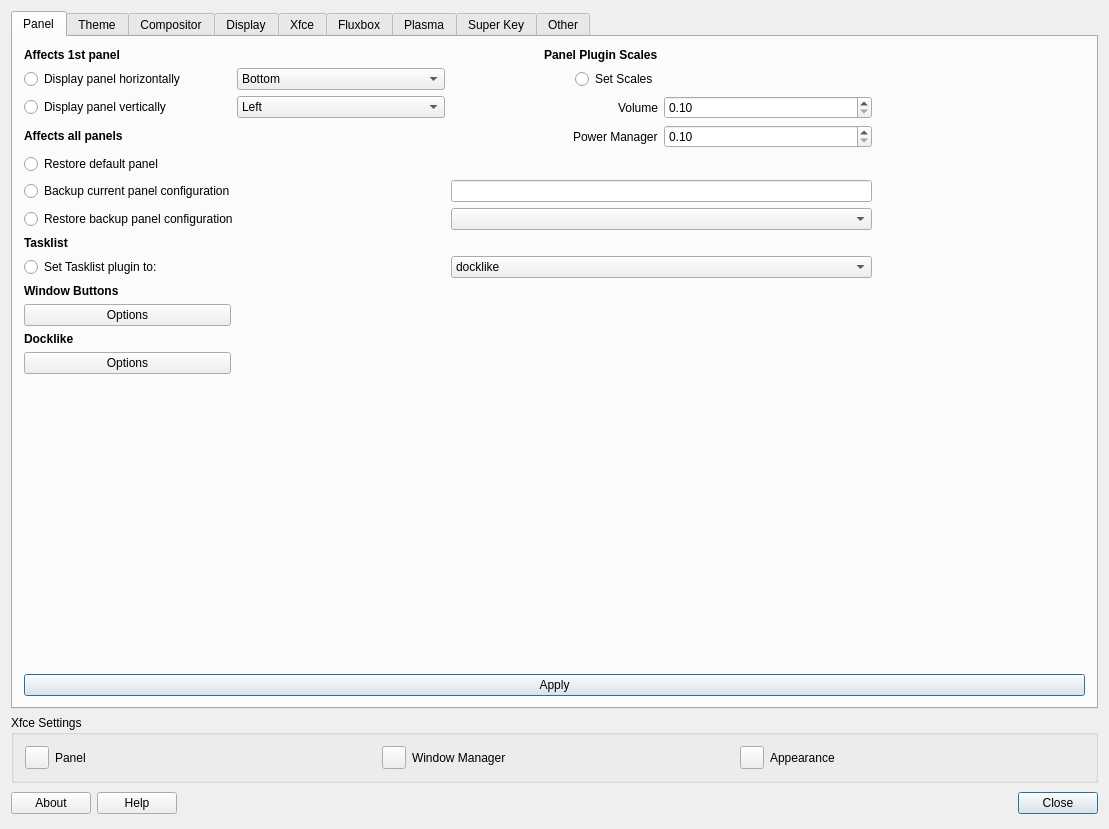
Before: the Qt Designer form defaultlook.ui in MX-Linux/mx-tweak, drawn with Qt 5.
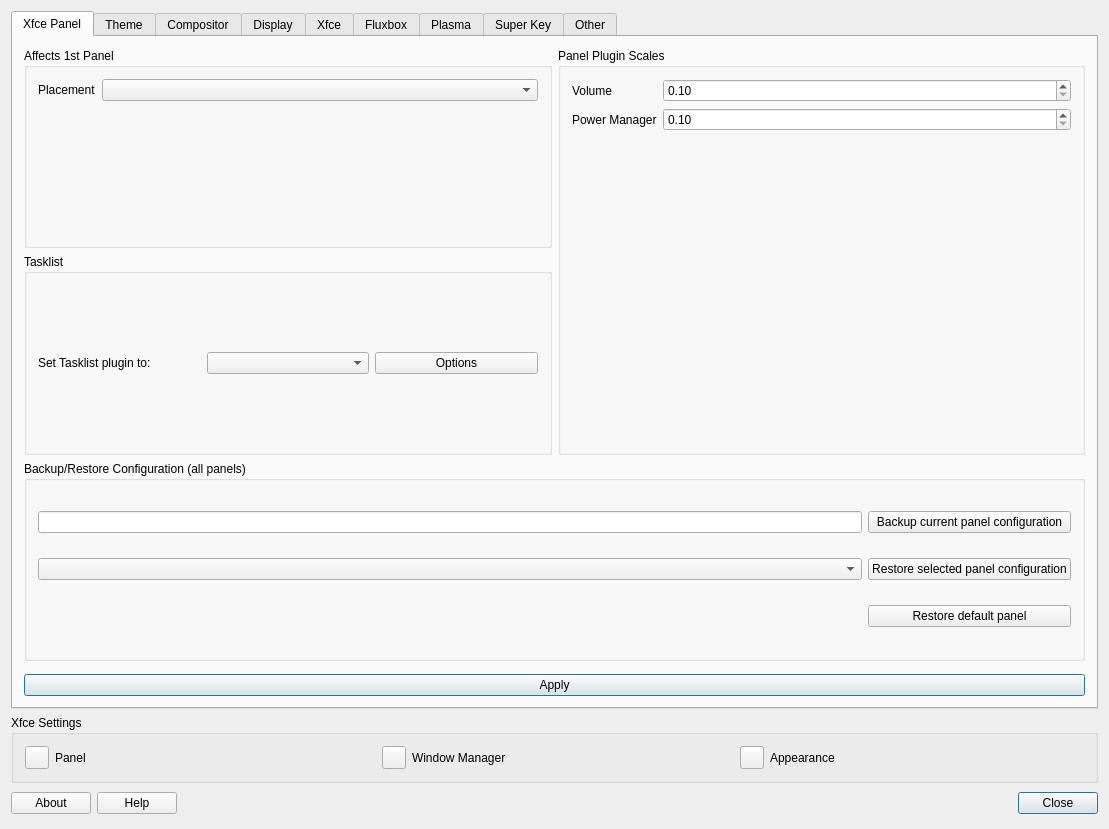
After: the same form once the commit is applied. Icons and pictures are not drawn.

Commit message: Overhaul Xfce panel page, move to TweakXfce class.

What changed in the file:
```diff
--- a/defaultlook.ui
+++ b/defaultlook.ui
@@ -224,309 +224,181 @@
      <property name="tabPosition">
       <enum>QTabWidget::TabPosition::North</enum>
      </property>
-     <widget class="QWidget" name="Panel">
+     <property name="currentIndex">
+      <number>0</number>
+     </property>
+     <widget class="QWidget" name="tabXfcePanel">
       <attribute name="title">
-       <string>Panel</string>
+       <string>Xfce Panel</string>
       </attribute>
-      <layout class="QGridLayout" name="gridLayout_3">
+      <layout class="QGridLayout">
+       <item row="5" column="0" colspan="2">
+        <widget class="QPushButton" name="pushXfcePanelApply">
+         <property name="text">
+          <string>Apply</string>
+         </property>
+         <property name="icon">
+          <iconset theme="dialog-ok"/>
+         </property>
+         <property name="shortcut">
+          <string/>
+         </property>
+         <property name="autoDefault">
+          <bool>true</bool>
+         </property>
+         <property name="default">
+          <bool>true</bool>
+         </property>
+        </widget>
+       </item>
+       <item row="1" column="0">
+        <widget class="QGroupBox" name="groupXfcePanelTasklist">
+         <property name="title">
+          <string>Tasklist</string>
+         </property>
+         <layout class="QHBoxLayout" name="horizontalLayout">
+          <item>
+           <widget class="QLabel" name="labelXfcePanelTasklist">
+            <property name="text">
+             <string>Set Tasklist plugin to:</string>
+            </property>
+           </widget>
+          </item>
+          <item>
+           <widget class="QComboBox" name="comboXfcePanelTasklistPlugin">
+            <property name="toolTip">
+             <string>Docklike is the modern dock plugin for the panel. Window Buttons is the classic tasklist without dock features.</string>
+            </property>
+           </widget>
+          </item>
+          <item>
+           <widget class="QPushButton" name="pushXfcePanelTasklistOptions">
+            <property name="text">
+             <string>Options</string>
+            </property>
+           </widget>
+          </item>
+         </layout>
+        </widget>
+       </item>
        <item row="0" column="0">
-        <layout class="QGridLayout" name="gridLayout">
-         <property name="sizeConstraint">
-          <enum>QLayout::SizeConstraint::SetNoConstraint</enum>
+        <widget class="QGroupBox" name="groupXfcePanelFirst">
+         <property name="title">
+          <string>Affects 1st Panel</string>
          </property>
-         <item row="1" column="0">
-          <widget class="QRadioButton" name="checkHorz">
-           <property name="text">
-            <string extracomment="panel will be shown in a horizontal configuration">Display panel horizontally</string>
-           </property>
-           <property name="autoExclusive">
-            <bool>false</bool>
-           </property>
-          </widget>
-         </item>
-         <item row="2" column="2" alignment="Qt::AlignmentFlag::AlignRight">
-          <widget class="QLabel" name="Label_Volume_plugin">
-           <property name="text">
-            <string extracomment="volume plugin scale factor">Volume</string>
-           </property>
-          </widget>
-         </item>
-         <item row="11" column="0">
-          <widget class="QLabel" name="labelDocklikeSettings">
-           <property name="text">
-            <string extracomment="affects the docklike plugin">&lt;html&gt;&lt;head/&gt;&lt;body&gt;&lt;p&gt;&lt;span style=&quot; font-weight:600;&quot;&gt;Docklike&lt;/span&gt;&lt;/p&gt;&lt;/body&gt;&lt;/html&gt;</string>
-           </property>
-          </widget>
-         </item>
-         <item row="3" column="0">
-          <widget class="QLabel" name="label_3">
-           <property name="text">
-            <string>&lt;html&gt;&lt;head/&gt;&lt;body&gt;&lt;p&gt;&lt;span style=&quot; font-weight:600;&quot;&gt;Affects all panels&lt;/span&gt;&lt;/p&gt;&lt;/body&gt;&lt;/html&gt;</string>
-           </property>
-          </widget>
-         </item>
-         <item row="1" column="1">
-          <widget class="QComboBox" name="comboboxHorzPostition">
-           <property name="sizePolicy">
-            <sizepolicy hsizetype="Minimum" vsizetype="Fixed">
-             <horstretch>0</horstretch>
-             <verstretch>0</verstretch>
-            </sizepolicy>
-           </property>
-           <property name="minimumSize">
-            <size>
-             <width>0</width>
-             <height>0</height>
-            </size>
-           </property>
-           <item>
+         <layout class="QFormLayout">
+          <item row="0" column="0">
+           <widget class="QLabel" name="labelXfcePanelPlacement">
             <property name="text">
-             <string>Bottom</string>
+             <string>Placement</string>
             </property>
-           </item>
-           <item>
+           </widget>
+          </item>
+          <item row="0" column="1">
+           <widget class="QComboBox" name="comboXfcePanelPlacement"/>
+          </item>
+         </layout>
+        </widget>
+       </item>
+       <item row="2" column="0" colspan="2">
+        <widget class="QGroupBox" name="groupXfcePanelBackupRestore">
+         <property name="title">
+          <string>Backup/Restore Configuration (all panels)</string>
+         </property>
+         <layout class="QGridLayout">
+          <item row="0" column="0">
+           <widget class="QLineEdit" name="textXfcePanelBackupName">
+            <property name="toolTip">
+             <string notr="true"/>
+            </property>
+           </widget>
+          </item>
+          <item row="0" column="1">
+           <widget class="QPushButton" name="pushXfcePanelBackup">
             <property name="text">
-             <string>Top</string>
+             <string>Backup current panel configuration</string>
             </property>
-           </item>
-          </widget>
-         </item>
-         <item row="7" column="0">
-          <widget class="QLabel" name="label_tasklist_plugin">
-           <property name="text">
-            <string>&lt;html&gt;&lt;head/&gt;&lt;body&gt;&lt;p&gt;&lt;span style=&quot; font-weight:700;&quot;&gt;Tasklist&lt;/span&gt;&lt;/p&gt;&lt;/body&gt;&lt;/html&gt;</string>
-           </property>
-          </widget>
-         </item>
-         <item row="2" column="0">
-          <widget class="QRadioButton" name="checkVert">
-           <property name="text">
-            <string extracomment="panel will be shown in a vertical configuration">Display panel vertically</string>
-           </property>
-           <property name="autoExclusive">
-            <bool>false</bool>
-           </property>
-          </widget>
-         </item>
-         <item row="0" column="0">
-          <widget class="QLabel" name="label_2">
-           <property name="font">
-            <font>
-             <bold>true</bold>
-            </font>
-           </property>
-           <property name="text">
-            <string extracomment="acts on the first poanel found in Xfce panel xml fle">Affects 1st panel</string>
-           </property>
-          </widget>
-         </item>
-         <item row="0" column="2" alignment="Qt::AlignmentFlag::AlignRight">
-          <widget class="QLabel" name="label_panel_plugin_scales">
-           <property name="text">
-            <string>&lt;html&gt;&lt;head/&gt;&lt;body&gt;&lt;p&gt;&lt;span style=&quot; font-weight:700;&quot;&gt;Panel Plugin Scales&lt;/span&gt;&lt;/p&gt;&lt;/body&gt;&lt;/html&gt;</string>
-           </property>
-          </widget>
-         </item>
-         <item row="2" column="3">
-          <widget class="QDoubleSpinBox" name="doubleSpinBoxpaplugin">
-           <property name="minimum">
-            <double>0.100000000000000</double>
-           </property>
-           <property name="maximum">
-            <double>2.000000000000000</double>
-           </property>
-           <property name="singleStep">
-            <double>0.050000000000000</double>
-           </property>
-          </widget>
-         </item>
-         <item row="5" column="0" colspan="2">
-          <widget class="QRadioButton" name="radioBackupPanel">
-           <property name="text">
-            <string extracomment="backup existing panel configuration">Backup current panel configuration</string>
-           </property>
-           <property name="autoExclusive">
-            <bool>false</bool>
-           </property>
-          </widget>
-         </item>
-         <item row="12" column="0">
-          <widget class="QPushButton" name="pushButtonDocklikeSetttings">
-           <property name="text">
-            <string>Options</string>
-           </property>
-          </widget>
-         </item>
-         <item row="3" column="3">
-          <widget class="QDoubleSpinBox" name="doubleSpinBoxpmplugin">
-           <property name="minimum">
-            <double>0.100000000000000</double>
-           </property>
-           <property name="maximum">
-            <double>2.000000000000000</double>
-           </property>
-           <property name="singleStep">
-            <double>0.050000000000000</double>
-           </property>
-          </widget>
-         </item>
-         <item row="3" column="2" alignment="Qt::AlignmentFlag::AlignRight">
-          <widget class="QLabel" name="Label_power_manager_plugin">
-           <property name="text">
-            <string extracomment="power manager plugin scale factor">Power Manager</string>
-           </property>
-          </widget>
-         </item>
-         <item row="6" column="0" colspan="2">
-          <widget class="QRadioButton" name="radioRestoreBackup">
-           <property name="text">
-            <string extracomment="restore a panel backup">Restore backup panel configuration</string>
-           </property>
-           <property name="autoExclusive">
-            <bool>false</bool>
-           </property>
-          </widget>
-         </item>
-         <item row="13" column="0">
-          <spacer name="verticalSpacer_9">
-           <property name="orientation">
-            <enum>Qt::Orientation::Vertical</enum>
-           </property>
-           <property name="sizeHint" stdset="0">
-            <size>
-             <width>20</width>
-             <height>40</height>
-            </size>
-           </property>
-          </spacer>
-         </item>
-         <item row="1" column="2" alignment="Qt::AlignmentFlag::AlignRight">
-          <widget class="QRadioButton" name="radioButtonSetPanelPluginScales">
-           <property name="text">
-            <string extracomment="set a scale factor">Set Scales</string>
-           </property>
-           <property name="autoExclusive">
-            <bool>false</bool>
-           </property>
-          </widget>
-         </item>
-         <item row="10" column="0">
-          <widget class="QPushButton" name="pushButtontasklist">
-           <property name="text">
-            <string>Options</string>
-           </property>
-          </widget>
-         </item>
-         <item row="2" column="1">
-          <widget class="QComboBox" name="comboboxVertpostition">
-           <property name="sizePolicy">
-            <sizepolicy hsizetype="Minimum" vsizetype="Fixed">
-             <horstretch>0</horstretch>
-             <verstretch>0</verstretch>
-            </sizepolicy>
-           </property>
-           <property name="minimumSize">
-            <size>
-             <width>0</width>
-             <height>0</height>
-            </size>
-           </property>
-           <item>
+           </widget>
+          </item>
+          <item row="1" column="0">
+           <widget class="QComboBox" name="comboXfcePanelBackups">
+            <property name="toolTip">
+             <string notr="true"/>
+            </property>
+           </widget>
+          </item>
+          <item row="1" column="1">
+           <widget class="QPushButton" name="pushXfcePanelRestore">
             <property name="text">
-             <string>Left</string>
+             <string>Restore selected panel configuration</string>
             </property>
-           </item>
-           <item>
+           </widget>
+          </item>
+          <item row="2" column="1">
+           <widget class="QPushButton" name="pushXfcePanelDefault">
             <property name="text">
-             <string>Right</string>
+             <string>Restore default panel</string>
             </property>
-           </item>
-          </widget>
-         </item>
-         <item row="9" column="0">
-          <widget class="QLabel" name="labelTasklist">
-           <property name="text">
-            <string extracomment="affects the window button plugin">&lt;html&gt;&lt;head/&gt;&lt;body&gt;&lt;p&gt;&lt;span style=&quot; font-weight:600;&quot;&gt;Window Buttons&lt;/span&gt;&lt;/p&gt;&lt;/body&gt;&lt;/html&gt;</string>
-           </property>
-          </widget>
-         </item>
-         <item row="5" column="2" colspan="2">
-          <widget class="QLineEdit" name="lineEditBackupName">
-           <property name="toolTip">
-            <string notr="true"/>
-           </property>
-          </widget>
-         </item>
-         <item row="6" column="2" colspan="2">
-          <widget class="QComboBox" name="comboBoxAvailableBackups">
-           <property name="toolTip">
-            <string notr="true"/>
-           </property>
-          </widget>
-         </item>
-         <item row="8" column="2" colspan="2">
-          <widget class="QComboBox" name="comboBoxTasklistPlugin">
-           <property name="toolTip">
-            <string>&lt;html&gt;&lt;head/&gt;&lt;body&gt;&lt;p&gt;Docklike is the modern dock plugin for the panel.  Window Buttons is the classic tasklist without dock features.&lt;/p&gt;&lt;/body&gt;&lt;/html&gt;</string>
-           </property>
-           <item>
+           </widget>
+          </item>
+         </layout>
+        </widget>
+       </item>
+       <item row="0" column="1" rowspan="2">
+        <widget class="QGroupBox" name="groupXfcePanelPluginScales">
+         <property name="title">
+          <string>Panel Plugin Scales</string>
+         </property>
+         <layout class="QFormLayout">
+          <item row="0" column="0">
+           <widget class="QLabel" name="labelXfcePanelPluginVolume">
             <property name="text">
-             <string notr="true">docklike</string>
+             <string extracomment="volume plugin scale factor">Volume</string>
             </property>
-           </item>
-           <item>
+           </widget>
+          </item>
+          <item row="0" column="1">
+           <widget class="QDoubleSpinBox" name="spinXfcePanelPluginVolume">
+            <property name="minimum">
+             <double>0.100000000000000</double>
+            </property>
+            <property name="maximum">
+             <double>2.000000000000000</double>
+            </property>
+            <property name="singleStep">
+             <double>0.050000000000000</double>
+            </property>
+           </widget>
+          </item>
+          <item row="1" column="0">
+           <widget class="QLabel" name="labelXfcePanelPluginPower">
             <property name="text">
-             <string notr="true">Window Buttons</string>
+             <string extracomment="power manager plugin scale factor">Power Manager</string>
             </property>
-           </item>
-          </widget>
-         </item>
-         <item row="14" column="0" colspan="5">
-          <widget class="QPushButton" name="buttonApply">
-           <property name="sizePolicy">
-            <sizepolicy hsizetype="Minimum" vsizetype="Fixed">
-             <horstretch>0</horstretch>
-             <verstretch>0</verstretch>
-            </sizepolicy>
-           </property>
-           <property name="text">
-            <string>Apply</string>
-           </property>
-           <property name="icon">
-            <iconset theme="dialog-ok"/>
-           </property>
-           <property name="shortcut">
-            <string/>
-           </property>
-           <property name="autoDefault">
-            <bool>true</bool>
-           </property>
-           <property name="default">
-            <bool>true</bool>
-           </property>
-          </widget>
-         </item>
-         <item row="4" column="0" colspan="2">
-          <widget class="QRadioButton" name="radioDefaultPanel">
-           <property name="text">
-            <string extracomment="affects any panel that is curently configured">Restore default panel</string>
-           </property>
-           <property name="autoExclusive">
-            <bool>false</bool>
-           </property>
-          </widget>
-         </item>
-         <item row="8" column="0" colspan="2">
-          <widget class="QRadioButton" name="radioButtonTasklist">
-           <property name="text">
-            <string extracomment="change the tasklist plugin">Set Tasklist plugin to:</string>
-           </property>
-           <property name="autoExclusive">
-            <bool>false</bool>
-           </property>
-          </widget>
-         </item>
-        </layout>
+           </widget>
+          </item>
+          <item row="1" column="1">
+           <widget class="QDoubleSpinBox" name="spinXfcePanelPluginPower">
+            <property name="minimum">
+             <double>0.100000000000000</double>
+            </property>
+            <property name="maximum">
+             <double>2.000000000000000</double>
+            </property>
+            <property name="singleStep">
+             <double>0.050000000000000</double>
+            </property>
+           </widget>
+          </item>
+         </layout>
+        </widget>
+       </item>
+       <item row="4" column="0">
+        <spacer>
+         <property name="orientation">
+          <enum>Qt::Orientation::Vertical</enum>
+         </property>
+        </spacer>
        </item>
       </layout>
      </widget>
```
Left out of the diff: 26 changed lines with no effect on the pictures. The commit also changes 4 other files.
